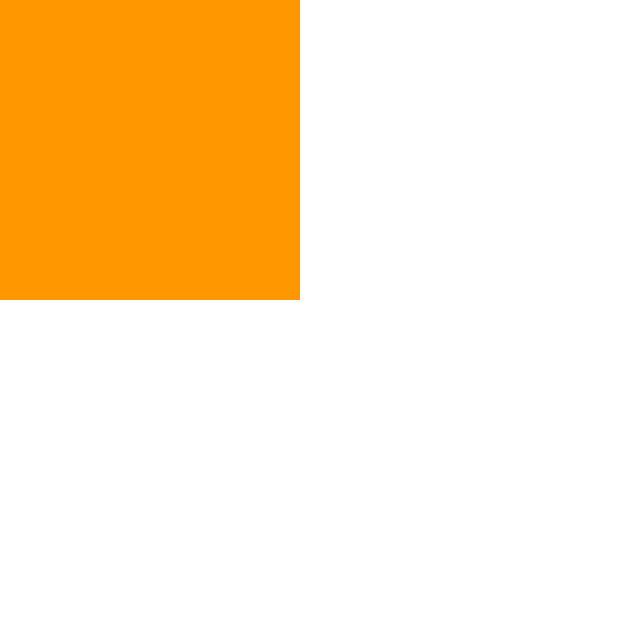
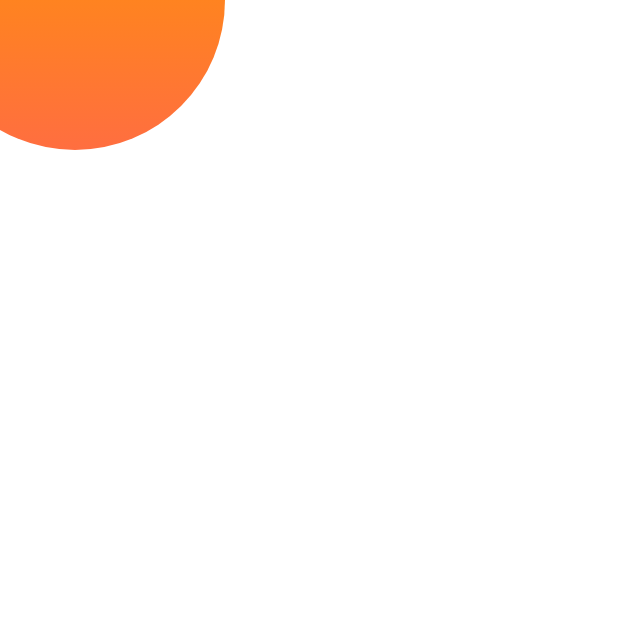
Before and after one commit to PeterPaulez/login_app, a Flutter app: the screen it shows after launch, on a phone screen of 412 x 824 dp, the top half of it. Run offline on Flutter 3.47's test engine with Material 2 defaults, Android fonts, the light colour scheme and no system bars.

Commit message:
NEW: Primera bolita con Positioned y nuestro CircleWidget

```diff
--- a/lib/pages/home.dart
+++ b/lib/pages/home.dart
@@ -15,7 +15,16 @@ class _HomePageState extends State<HomePage> {
         height: double.infinity,
         color: Colors.white,
         child: Stack(
-          children: [CircleWidget(size: 200.0)],
+          children: [
+            Positioned(
+              top: -100,
+              left: -50,
+              child: CircleWidget(
+                size: 200.0,
+                colors: [Colors.orange, Colors.deepOrangeAccent],
+              ),
+            )
+          ],
         ),
       ),
     );
--- a/lib/widgets/circle.dart
+++ b/lib/widgets/circle.dart
@@ -2,18 +2,25 @@ import 'package:flutter/material.dart';
 
 class CircleWidget extends StatelessWidget {
   final double size;
+  final List<Color> colors;
 
-  CircleWidget({Key key, @required this.size})
+  CircleWidget({Key key, @required this.size, this.colors})
       : assert(size != null && size > 0),
+        assert(colors != null && colors.length >= 2),
         super(key: key);
 
   @override
   Widget build(BuildContext context) {
     return Container(
-      width: size,
-      height: size,
+      width: this.size,
+      height: this.size,
       decoration: BoxDecoration(
-        color: Colors.orange,
+        shape: BoxShape.circle,
+        gradient: LinearGradient(
+          colors: this.colors,
+          begin: Alignment.topCenter,
+          end: Alignment.bottomCenter,
+        ),
       ),
       child: null,
     );
```
